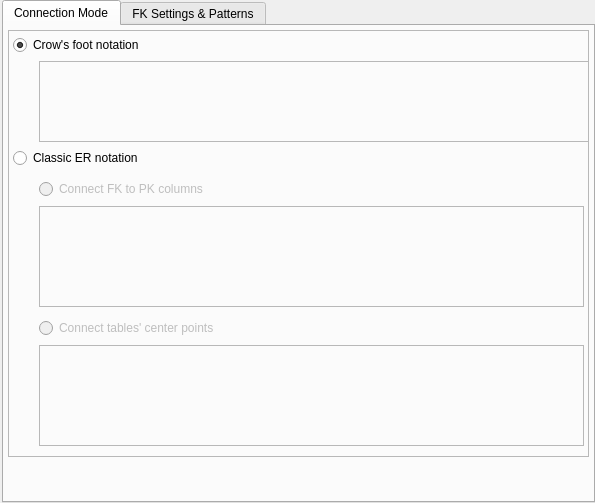
First picture: the form in libpgmodeler_ui/ui/relationshipconfigwidget.ui, repository pgmodeler/pgmodeler, before the edit.
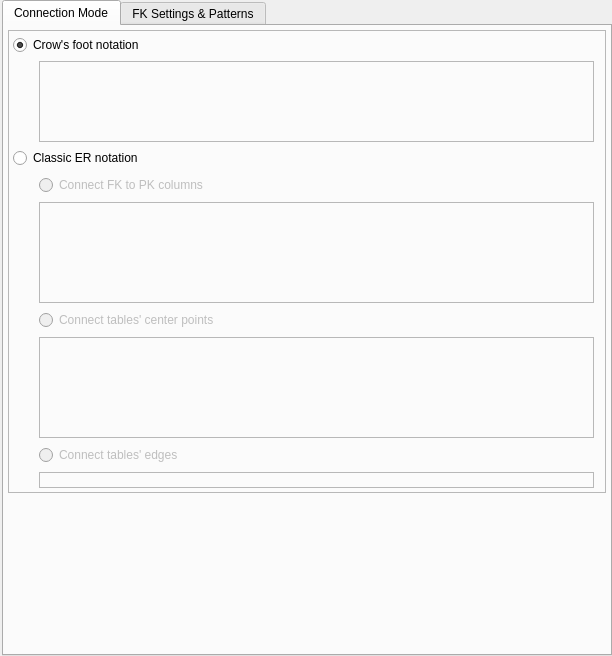
Second picture: the form after the edit. Icons and pictures are not drawn.

Commit message: Added support to connect relatinship on tables' edges when using classical notation

Patch:
```diff
--- a/libpgmodeler_ui/ui/relationshipconfigwidget.ui
+++ b/libpgmodeler_ui/ui/relationshipconfigwidget.ui
@@ -6,8 +6,8 @@
    <rect>
     <x>0</x>
     <y>0</y>
-    <width>595</width>
-    <height>503</height>
+    <width>612</width>
+    <height>656</height>
    </rect>
   </property>
   <property name="minimumSize">
@@ -161,7 +161,23 @@
            </layout>
           </item>
           <item>
-           <layout class="QGridLayout" name="gridLayout_7">
+           <layout class="QGridLayout" name="gridLayout_8">
+            <item row="0" column="0" colspan="2">
+             <widget class="QRadioButton" name="classic_notation_rb">
+              <property name="statusTip">
+               <string/>
+              </property>
+              <property name="text">
+               <string>Classic ER notation</string>
+              </property>
+              <property name="checked">
+               <bool>false</bool>
+              </property>
+              <property name="autoExclusive">
+               <bool>true</bool>
+              </property>
+             </widget>
+            </item>
             <item row="1" column="0">
              <spacer name="horizontalSpacer_4">
               <property name="orientation">
@@ -394,25 +410,105 @@
                  </item>
                 </layout>
                </item>
+               <item>
+                <layout class="QGridLayout" name="gridLayout_7">
+                 <item row="0" column="0">
+                  <layout class="QHBoxLayout" name="horizontalLayout_3">
+                   <item>
+                    <widget class="QRadioButton" name="tab_edges_rb">
+                     <property name="statusTip">
+                      <string>This mode determines the optimal point where the relationship is connected in the tables' edges taking their position into account.</string>
+                     </property>
+                     <property name="text">
+                      <string>Connect tables' edges</string>
+                     </property>
+                    </widget>
+                   </item>
+                   <item>
+                    <widget class="QWidget" name="tab_edges_hint" native="true">
+                     <property name="sizePolicy">
+                      <sizepolicy hsizetype="Fixed" vsizetype="Fixed">
+                       <horstretch>0</horstretch>
+                       <verstretch>0</verstretch>
+                      </sizepolicy>
+                     </property>
+                     <property name="minimumSize">
+                      <size>
+                       <width>22</width>
+                       <height>22</height>
+                      </size>
+                     </property>
+                     <property name="maximumSize">
+                      <size>
+                       <width>22</width>
+                       <height>22</height>
+                      </size>
+                     </property>
+                    </widget>
+                   </item>
+                  </layout>
+                 </item>
+                 <item row="0" column="1">
+                  <spacer name="horizontalSpacer_5">
+                   <property name="orientation">
+                    <enum>Qt::Horizontal</enum>
+                   </property>
+                   <property name="sizeHint" stdset="0">
+                    <size>
+                     <width>338</width>
+                     <height>20</height>
+                    </size>
+                   </property>
+                  </spacer>
+                 </item>
+                 <item row="1" column="0" colspan="2">
+                  <widget class="QLabel" name="conn_tab_edges_lbl">
+                   <property name="enabled">
+                    <bool>false</bool>
+                   </property>
+                   <property name="sizePolicy">
+                    <sizepolicy hsizetype="Fixed" vsizetype="Fixed">
+                     <horstretch>0</horstretch>
+                     <verstretch>0</verstretch>
+                    </sizepolicy>
+                   </property>
+                   <property name="minimumSize">
+                    <size>
+                     <width>0</width>
+                     <height>0</height>
+                    </size>
+                   </property>
+                   <property name="maximumSize">
+                    <size>
+                     <width>555</width>
+                     <height>16777215</height>
+                    </size>
+                   </property>
+                   <property name="frameShape">
+                    <enum>QFrame::StyledPanel</enum>
+                   </property>
+                   <property name="frameShadow">
+                    <enum>QFrame::Sunken</enum>
+                   </property>
+                   <property name="text">
+                    <string/>
+                   </property>
+                   <property name="textFormat">
+                    <enum>Qt::PlainText</enum>
+                   </property>
+                   <property name="pixmap">
+                    <pixmap resource="../res/resources.qrc">:/imagens/imagens/rel_tab_edges.png</pixmap>
+                   </property>
+                   <property name="textInteractionFlags">
+                    <set>Qt::NoTextInteraction</set>
+                   </property>
+                  </widget>
+                 </item>
+                </layout>
+               </item>
               </layout>
              </widget>
             </item>
-            <item row="0" column="0" colspan="2">
-             <widget class="QRadioButton" name="classic_notation_rb">
-              <property name="statusTip">
-               <string/>
-              </property>
-              <property name="text">
-               <string>Classic ER notation</string>
-              </property>
-              <property name="checked">
-               <bool>false</bool>
-              </property>
-              <property name="autoExclusive">
-               <bool>true</bool>
-              </property>
-             </widget>
-            </item>
            </layout>
           </item>
          </layout>
```
The commit also changes 10 other files.
